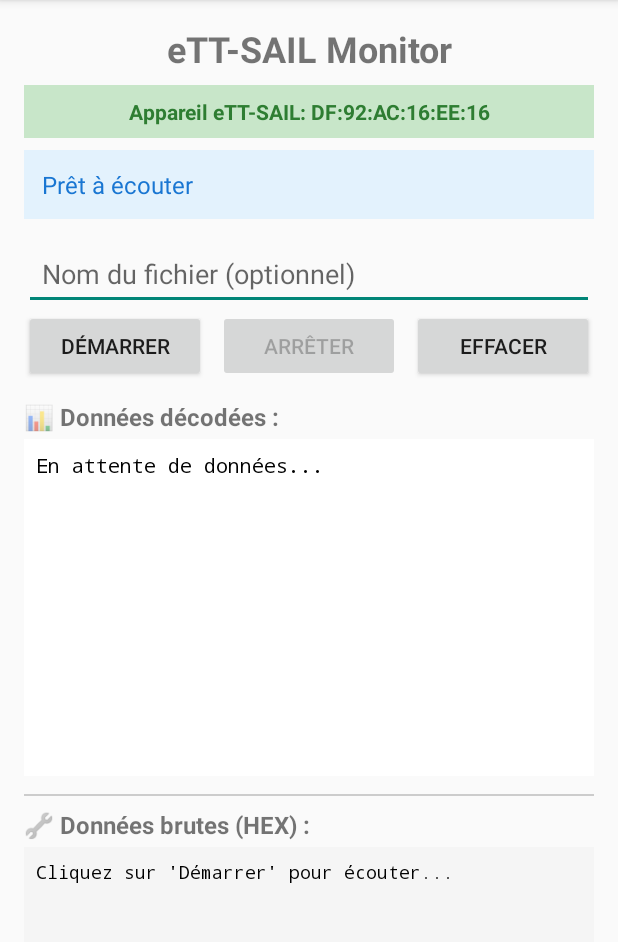
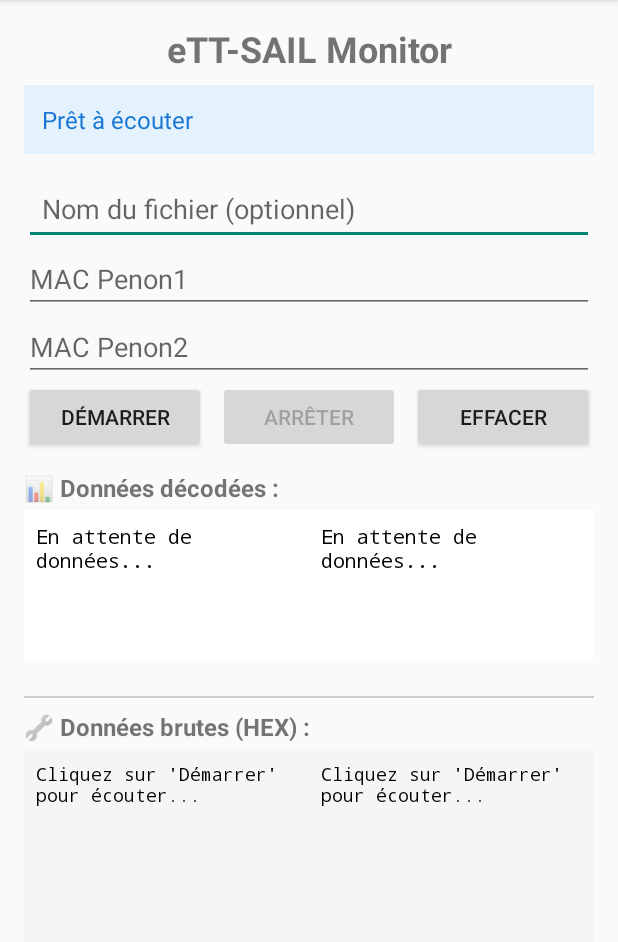
Before and after one commit to Pakoooooooooo/AppPenon, an Android app: the screen it shows after launch (MainActivity), on a phone screen of 412 x 824 dp, the part 84-1026 px from its top. Run offline under Robolectric (Android 15) with nearby library versions, the phone set to English and light mode, and no system bars.

Commit message:
2 penons v1

```diff
--- a/app/src/main/java/com/example/apppenon/MainActivity.kt
+++ b/app/src/main/java/com/example/apppenon/MainActivity.kt
@@ -27,20 +27,25 @@ import java.util.*
 class MainActivity : AppCompatActivity() {
 
     private lateinit var tvStatus: TextView
-    private lateinit var tvReceivedData: TextView
-    private lateinit var tvParsedData: TextView
+    private lateinit var tvReceivedData1: TextView
+    private lateinit var tvReceivedData2: TextView
+    private lateinit var tvParsedData1: TextView
+    private lateinit var tvParsedData2: TextView
     private lateinit var btnStartScan: Button
     private lateinit var btnStopScan: Button
     private lateinit var btnClearData: Button
-    private lateinit var tvTargetMac: TextView
     private lateinit var etFileName: android.widget.EditText
+    private lateinit var inputMacP1: android.widget.EditText
+    private lateinit var inputMacP2: android.widget.EditText
+
 
     private val bluetoothAdapter: BluetoothAdapter? = BluetoothAdapter.getDefaultAdapter()
     private var bluetoothLeScanner: BluetoothLeScanner? = null
     private var isScanning = false
     private val handler = Handler(Looper.getMainLooper())
 
-    private val TARGET_MAC_ADDRESS = "DF:92:AC:16:EE:16"
+    private lateinit var TARGET_MAC_ADDRESS1: String
+    private lateinit var TARGET_MAC_ADDRESS2: String
     private var frameCount = 0
     private var lastFrameCnt = -1L
 
@@ -67,7 +72,7 @@ class MainActivity : AppCompatActivity() {
 
             val device = result.device
 
-            if (device.address.equals(TARGET_MAC_ADDRESS, ignoreCase = true)) {
+            if (device.address.equals(TARGET_MAC_ADDRESS1, ignoreCase = true)) {
                 val rssi = result.rssi
                 val scanRecord = result.scanRecord
 
@@ -93,12 +98,53 @@ class MainActivity : AppCompatActivity() {
                             Log.d(TAG, "HEX: $hexData")
                             Log.d(TAG, "RSSI: $rssi dBm")
 
-                            val currentText = tvReceivedData.text.toString()
-                            val newText = "$currentText\n[Trame $frameCount] RSSI: $rssi dBm\nHEX: $hexData\n"
-                            tvReceivedData.text = newText
+                            val currentText1 = tvReceivedData1.text.toString()
+                            val newText1 = "$currentText1\n[Trame $frameCount] RSSI: $rssi dBm\nHEX: $hexData\n"
+                            tvReceivedData1.text = newText1
 
                             val parsedData = parseETTSailData(manufacturerData)
-                            tvParsedData.text = parsedData
+                            tvParsedData1.text = parsedData
+
+                            val recordingStatus = if (isRecording) "📝" else ""
+                            tvStatus.text = "$recordingStatus✓ Réception en cours (${frameCount} trames)"
+
+                            autoScroll()
+                        }
+                    }
+                }
+            }
+            else if (device.address.equals(TARGET_MAC_ADDRESS2, ignoreCase = true)) {
+                val rssi = result.rssi
+                val scanRecord = result.scanRecord
+
+                if (scanRecord != null) {
+                    val manufacturerData = scanRecord.getManufacturerSpecificData(0xFFFF)
+                        ?: scanRecord.bytes
+
+                    if (manufacturerData != null && manufacturerData.isNotEmpty()) {
+                        frameCount++
+
+                        // Enregistrer dans le CSV
+                        if (isRecording) {
+                            saveToCSV(manufacturerData, rssi)
+                        }
+
+                        handler.post {
+                            val hexData = manufacturerData.joinToString(" ") {
+                                "%02X".format(it)
+                            }
+
+                            Log.d(TAG, "=== TRAME #$frameCount ===")
+                            Log.d(TAG, "Taille: ${manufacturerData.size} octets")
+                            Log.d(TAG, "HEX: $hexData")
+                            Log.d(TAG, "RSSI: $rssi dBm")
+
+                            val currentText2 = tvReceivedData2.text.toString()
+                            val newText2 = "$currentText2\n[Trame $frameCount] RSSI: $rssi dBm\nHEX: $hexData\n"
+                            tvReceivedData2.text = newText2
+
+                            val parsedData = parseETTSailData(manufacturerData)
+                            tvParsedData2.text = parsedData
 
                             val recordingStatus = if (isRecording) "📝" else ""
                             tvStatus.text = "$recordingStatus✓ Réception en cours (${frameCount} trames)"
@@ -127,15 +173,17 @@ class MainActivity : AppCompatActivity() {
         setContentView(R.layout.activity_main)
 
         tvStatus = findViewById(R.id.tvStatus)
-        tvReceivedData = findViewById(R.id.tvReceivedData)
-        tvParsedData = findViewById(R.id.tvParsedData)
+        tvReceivedData1 = findViewById(R.id.tvReceivedData1)
+        tvReceivedData2 = findViewById(R.id.tvReceivedData2)
+        tvParsedData1 = findViewById(R.id.tvParsedData1)
+        tvParsedData2 = findViewById(R.id.tvParsedData2)
         btnStartScan = findViewById(R.id.btnStartScan)
         btnStopScan = findViewById(R.id.btnStopScan)
         btnClearData = findViewById(R.id.btnClearData)
-        tvTargetMac = findViewById(R.id.tvTargetMac)
         etFileName = findViewById(R.id.etFileName)
+        inputMacP1 = findViewById(R.id.inputMacP1)
+        inputMacP2 = findViewById(R.id.inputMacP2)
 
-        tvTargetMac.text = "Appareil eTT-SAIL: $TARGET_MAC_ADDRESS"
 
         if (bluetoothAdapter == null) {
             Toast.makeText(this, "Bluetooth non disponible", Toast.LENGTH_LONG).show()
@@ -148,6 +196,8 @@ class MainActivity : AppCompatActivity() {
         requestBluetoothPermissions()
 
         btnStartScan.setOnClickListener {
+            TARGET_MAC_ADDRESS1 = inputMacP1.text.toString()
+            TARGET_MAC_ADDRESS2 = inputMacP2.text.toString()
             startScanning()
         }
 
@@ -156,8 +206,10 @@ class MainActivity : AppCompatActivity() {
         }
 
         btnClearData.setOnClickListener {
-            tvReceivedData.text = ""
-            tvParsedData.text = "En attente de données..."
+            tvReceivedData1.text = ""
+            tvParsedData1.text = "En attente de données..."
+            tvReceivedData2.text = ""
+            tvParsedData2.text = "En attente de données..."
             frameCount = 0
             lastFrameCnt = -1
         }
@@ -213,8 +265,10 @@ class MainActivity : AppCompatActivity() {
 
         frameCount = 0
         lastFrameCnt = -1
-        tvReceivedData.text = "=== ÉCOUTE DE $TARGET_MAC_ADDRESS ===\n"
-        tvParsedData.text = "En attente de données..."
+        tvReceivedData1.text = "=== ÉCOUTE DE $TARGET_MAC_ADDRESS1 ===\n"
+        tvReceivedData2.text = "=== ÉCOUTE DE $TARGET_MAC_ADDRESS2 ===\n"
+        tvParsedData1.text = "En attente de données..."
+        tvParsedData2.text = "En attente de données..."
         isScanning = true
 
         // Créer un nouveau fichier CSV
@@ -498,9 +552,13 @@ class MainActivity : AppCompatActivity() {
     }
 
     private fun autoScroll() {
-        val scrollView = findViewById<android.widget.ScrollView>(R.id.scrollView)
-        scrollView?.post {
-            scrollView.fullScroll(android.view.View.FOCUS_DOWN)
+        val scrollView1 = findViewById<android.widget.ScrollView>(R.id.scrollView1)
+        scrollView1?.post {
+            scrollView1.fullScroll(android.view.View.FOCUS_DOWN)
+        }
+        val scrollView2 = findViewById<android.widget.ScrollView>(R.id.scrollView2)
+        scrollView2?.post {
+            scrollView2.fullScroll(android.view.View.FOCUS_DOWN)
         }
     }
 
--- a/app/src/main/res/layout/activity_main.xml
+++ b/app/src/main/res/layout/activity_main.xml
@@ -12,20 +12,6 @@
         android:text="eTT-SAIL Monitor"
         android:textSize="24sp"
         android:textStyle="bold"
-        android:gravity="center"
-        android:layout_marginBottom="8dp" />
-
-    <!-- Adresse MAC cible -->
-    <TextView
-        android:id="@+id/tvTargetMac"
-        android:layout_width="match_parent"
-        android:layout_height="wrap_content"
-        android:text="Appareil eTT-SAIL: F3:B9:F6:76:07:8F"
-        android:textSize="14sp"
-        android:textStyle="bold"
-        android:padding="8dp"
-        android:background="#C8E6C9"
-        android:textColor="#2E7D32"
         android:gravity="center"
         android:layout_marginBottom="8dp" />
 
@@ -51,6 +37,24 @@
         android:padding="12dp" />
 
     <!-- Boutons de contrôle -->
+    <EditText
+        android:id="@+id/inputMacP1"
+        android:layout_width="match_parent"
+        android:layout_height="wrap_content"
+        android:ems="10"
+        android:inputType="text"
+        android:text=""
+        android:hint="MAC Penon1"/>
+
+    <EditText
+        android:id="@+id/inputMacP2"
+        android:layout_width="match_parent"
+        android:layout_height="wrap_content"
+        android:ems="10"
+        android:inputType="text"
+        android:text=""
+        android:hint="MAC Penon2"/>
+
     <LinearLayout
         android:layout_width="match_parent"
         android:layout_height="wrap_content"
@@ -93,16 +97,21 @@
         android:textStyle="bold"
         android:layout_marginBottom="4dp" />
 
+    <LinearLayout
+        android:layout_width="wrap_content"
+        android:layout_height="wrap_content"
+        android:orientation="horizontal"
+        android:layout_marginBottom="12dp">
         <ScrollView
             android:layout_width="match_parent"
-        android:layout_height="0dp"
-        android:layout_weight="1.2"
+            android:layout_height="100dp"
+            android:layout_weight="1"
             android:background="#FFFFFF"
             android:padding="8dp"
             android:layout_marginBottom="12dp">
 
             <TextView
-            android:id="@+id/tvParsedData"
+                android:id="@+id/tvParsedData1"
                 android:layout_width="match_parent"
                 android:layout_height="wrap_content"
                 android:text="En attente de données..."
@@ -110,6 +119,24 @@
                 android:fontFamily="monospace"
                 android:textColor="#000000" />
         </ScrollView>
+        <ScrollView
+            android:layout_width="match_parent"
+            android:layout_height="100dp"
+            android:layout_weight="1"
+            android:background="#FFFFFF"
+            android:padding="8dp"
+            android:layout_marginBottom="12dp">
+
+            <TextView
+                android:id="@+id/tvParsedData2"
+                android:layout_width="match_parent"
+                android:layout_height="wrap_content"
+                android:text="En attente de données..."
+                android:textSize="13sp"
+                android:fontFamily="monospace"
+                android:textColor="#000000" />
+        </ScrollView>
+    </LinearLayout>
 
     <!-- Séparateur -->
     <View
@@ -127,16 +154,22 @@
         android:textStyle="bold"
         android:layout_marginBottom="4dp" />
 
+    <LinearLayout
+        android:layout_width="wrap_content"
+        android:layout_height="wrap_content"
+        android:orientation="horizontal"
+        android:layout_marginBottom="12dp">
+
         <ScrollView
-        android:id="@+id/scrollView"
+            android:id="@+id/scrollView1"
             android:layout_width="match_parent"
-        android:layout_height="0dp"
+            android:layout_height="150dp"
             android:layout_weight="1"
             android:background="#F5F5F5"
             android:padding="8dp">
 
             <TextView
-            android:id="@+id/tvReceivedData"
+                android:id="@+id/tvReceivedData1"
                 android:layout_width="match_parent"
                 android:layout_height="wrap_content"
                 android:text="Cliquez sur 'Démarrer' pour écouter..."
@@ -145,4 +178,24 @@
                 android:textColor="#000000" />
         </ScrollView>
 
+        <ScrollView
+            android:id="@+id/scrollView2"
+            android:layout_width="match_parent"
+            android:layout_height="150dp"
+            android:layout_weight="1"
+            android:background="#F5F5F5"
+            android:padding="8dp">
+
+            <TextView
+                android:id="@+id/tvReceivedData2"
+                android:layout_width="match_parent"
+                android:layout_height="match_parent"
+                android:text="Cliquez sur 'Démarrer' pour écouter..."
+                android:textSize="12sp"
+                android:fontFamily="monospace"
+                android:textColor="#000000" />
+        </ScrollView>
+
     </LinearLayout>
+
+</LinearLayout>
```
Lines whose indentation alone changed are shown as unchanged.
